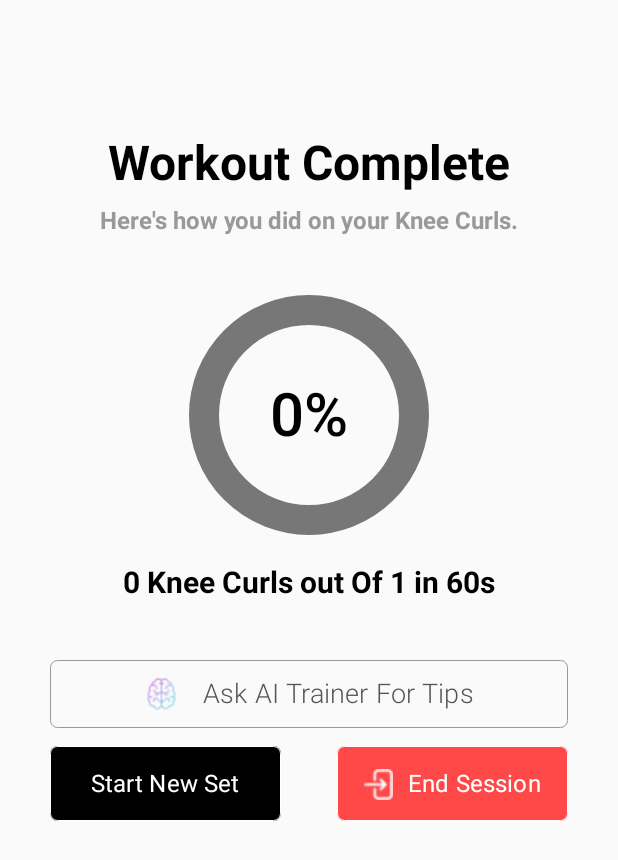
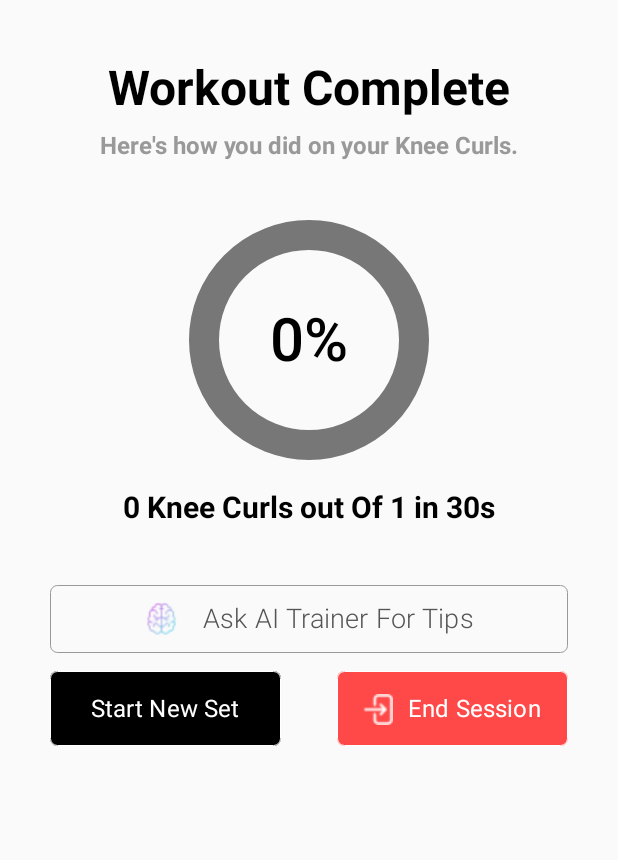
Before and after one commit to Ahmedwashere/FormAI, an Android app built with Jetpack Compose: the Results screen opened through its navigation route, on a phone screen of 412 x 824 dp. Shown: the top 860 px of the screen. Run offline under Robolectric (Android 15) with nearby library versions, the phone set to English and light mode, and no system bars; our stand-ins replace Dagger/Hilt's generated code, Firebase (no records; nobody signed in at launch, a user with empty details on screens opened directly).

Commit message:
Add a new way of calculating whether a knee collapses using the distance between knees and how that distance compares to the distance between hips. Also minorly change the Spacer in the results page to better display the buttons at the bottom of the ResultsScreen composable.

```diff
--- a/app/src/main/java/com/example/formai/ui/screens/results/ResultsScreen.kt
+++ b/app/src/main/java/com/example/formai/ui/screens/results/ResultsScreen.kt
@@ -56,7 +56,7 @@ fun ResultsScreen(
         Spacer(
             modifier = Modifier
                 .fillMaxWidth()
-                .height(90.dp)
+                .height(40.dp)
         )
         Text(
             "Workout Complete",
@@ -92,8 +92,8 @@ fun ResultsScreen(
         CircularProgressBarWithScore(completion = completion)
 
         val repsCompletedString = if (inputViewModel.getExerciseType() == ExerciseType.SQUAT)
-            "${workoutViewModel.getSquatRepetitions()} Squats out Of ${inputViewModel.getNumRepetitions()} in 60s"
-        else "${workoutViewModel.getSquatRepetitions()} Knee Curls out Of ${inputViewModel.getNumRepetitions()} in 60s"
+            "${workoutViewModel.getSquatRepetitions()} Squats out Of ${inputViewModel.getNumRepetitions()} in 30s"
+        else "${workoutViewModel.getSquatRepetitions()} Knee Curls out Of ${inputViewModel.getNumRepetitions()} in 30s"
 
         Text(
             text = repsCompletedString,
@@ -201,7 +201,7 @@ fun ResultsScreen(
         AppButton(
             contentColor = Color.Black,
             containerColor = Color.Transparent,
-            onClickAction = { /*TODO: Navigate and clear view models*/ },
+            onClickAction = { navRoutes(Route.Chatbot) },
             shape = RoundedCornerShape(5.dp),
             borderWidth = 0.3.dp,
             borderColor = Color(0xFF999999),
```
Also changed, not shown: app/src/main/java/com/example/formai/navigation/NavGraph.kt (+3 -4 lines), app/src/main/java/com/example/formai/ui/screens/workout/Camerx.kt (+36 -21 lines).
